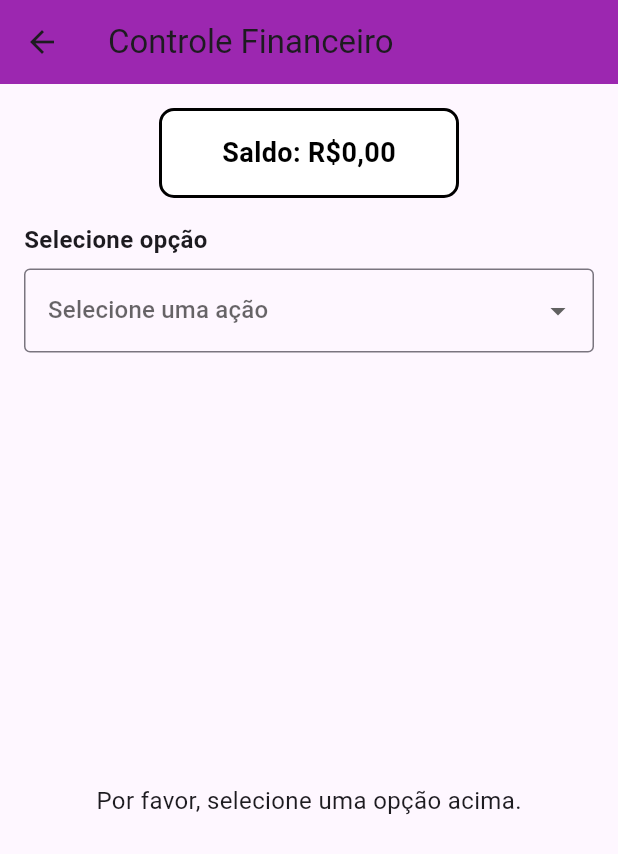
After one commit to PietroBlackDev/Estacionamento_SaoRoque, a Flutter app: the screen it shows after launch, after a tap on "Ir", on a phone screen of 412 x 824 dp. The commit adds this screen. Shown: the top 854 px of the screen. Run offline on Flutter 3.47's test engine with Material 3 defaults, Android fonts, the phone set to English and light mode, and no system bars; our stand-ins replace flutter_multi_formatter.

Commit message:
Criação da Tela e Dependencias
Criado a tela de compra de ticket/saldo, adicionado duas dependencias necessarias para deixar mais dinamico o fluxo de uso!
Verificar para passar para o projeto final!

```diff
--- /dev/null
+++ b/lib/credito_tickets/buy_ticket.dart
@@ -0,0 +1,445 @@
+import 'package:flutter/material.dart';
+import 'package:flutter/services.dart';
+import 'package:flutter_multi_formatter/flutter_multi_formatter.dart';
+
+class BuyTicket extends StatefulWidget {
+  const BuyTicket({super.key});
+
+  @override
+  State<BuyTicket> createState() => _TelaPrincipalState();
+}
+
+class _TelaPrincipalState extends State<BuyTicket> {
+  String? acaoSelecionada;
+
+  // Dados do menu dropdown principal
+  final List<String> acoes = ['Ativar Ticket', 'Comprar Crédito'];
+
+  // --- Dados para Ativar Ticket ---
+  List<String> placasCadastradas = ['ABC-1234', 'XYZ-5678', 'DEF-9876'];
+  String? placaSelecionada;
+
+  String? tempoSelecionado;
+  String validade = "14:30";
+
+  List<String> formasPagamento = [
+    'Cartão de Crédito',
+    'Cartão de Débito',
+    'Pix',
+  ];
+  String? formaPagamentoSelecionada;
+
+  // --- Dados para Comprar Crédito ---
+  TextEditingController valorCreditoController = TextEditingController();
+
+  @override
+  void dispose() {
+    valorCreditoController.dispose();
+    super.dispose();
+  }
+
+  @override
+  Widget build(BuildContext context) {
+    return Scaffold(
+      appBar: AppBar(
+        title: Text('Controle Financeiro'),
+        backgroundColor: Colors.purple,
+      ),
+      body: Padding(
+        padding: const EdgeInsets.all(16.0),
+        child: Column(
+          crossAxisAlignment: CrossAxisAlignment.start,
+          children: [
+            Center(
+              child: Container(
+                height: 60,
+                width: 200,
+                decoration: BoxDecoration(
+                  color: Colors.white,
+                  borderRadius: BorderRadius.circular(10),
+                  border: Border.all(
+                    color: Colors.black, // cor da borda
+                    width: 2, // espessura da borda
+                  ),
+                ),
+                alignment: Alignment.center,
+                child: Text(
+                  'Saldo: R\$0,00',
+                  style: TextStyle(
+                    color: Colors.black,
+                    fontWeight: FontWeight.bold,
+                    fontSize: 18,
+                  ),
+                ),
+              ),
+            ),
+
+            SizedBox(height: 16),
+
+            // Dropdown para selecionar ação
+            Text(
+              'Selecione opção',
+              style: TextStyle(fontWeight: FontWeight.bold, fontSize: 16),
+            ),
+            SizedBox(height: 8),
+            DropdownButtonFormField<String>(
+              decoration: InputDecoration(
+                border: OutlineInputBorder(),
+                contentPadding: EdgeInsets.symmetric(
+                  horizontal: 12,
+                  vertical: 16,
+                ),
+              ),
+              value: acaoSelecionada,
+              hint: Text('Selecione uma ação'),
+              onChanged: (String? novaAcao) {
+                setState(() {
+                  acaoSelecionada = novaAcao;
+
+                  // Resetar campos quando trocar a aba
+                  placaSelecionada = null;
+                  tempoSelecionado = null;
+                  formaPagamentoSelecionada = null;
+                  valorCreditoController.clear();
+                });
+              },
+              items:
+                  acoes.map((acao) {
+                    return DropdownMenuItem<String>(
+                      value: acao,
+                      child: Text(acao),
+                    );
+                  }).toList(),
+            ),
+
+            SizedBox(height: 24),
+
+            // Conteúdo condicional baseado na opção selecionada
+            Expanded(child: _buildConteudo()),
+          ],
+        ),
+      ),
+    );
+  }
+
+  Widget _buildConteudo() {
+    if (acaoSelecionada == 'Ativar Ticket') {
+      return SingleChildScrollView(
+        child: Column(
+          crossAxisAlignment: CrossAxisAlignment.start,
+          children: [
+            // Escolha uma placa
+            Text(
+              'Escolha uma placa',
+              style: TextStyle(fontWeight: FontWeight.bold, fontSize: 16),
+            ),
+            SizedBox(height: 8),
+            Row(
+              crossAxisAlignment: CrossAxisAlignment.start,
+              children: [
+                Expanded(
+                  child: DropdownButtonFormField<String>(
+                    decoration: InputDecoration(
+                      border: OutlineInputBorder(),
+                      contentPadding: EdgeInsets.symmetric(
+                        horizontal: 12,
+                        vertical: 16,
+                      ),
+                    ),
+                    value: placaSelecionada,
+                    hint: Text('Selecione uma placa'),
+                    onChanged: (String? novaPlaca) {
+                      setState(() {
+                        placaSelecionada = novaPlaca;
+                      });
+                    },
+                    items:
+                        placasCadastradas.map((placa) {
+                          return DropdownMenuItem<String>(
+                            value: placa,
+                            child: Text(placa),
+                          );
+                        }).toList(),
+                  ),
+                ),
+                SizedBox(width: 8),
+                SizedBox(
+                  height: 58,
+                  child: ElevatedButton(
+                    onPressed: () {},
+                    style: ElevatedButton.styleFrom(
+                      backgroundColor: Colors.purple,
+                      foregroundColor: Colors.white,
+                    ),
+                    child: Text('Adicionar Placa'),
+                  ),
+                ),
+              ],
+            ),
+
+            SizedBox(height: 24),
+
+            // Horário de Permanência + Validade lado a lado
+            Row(
+              crossAxisAlignment: CrossAxisAlignment.start,
+              children: [
+                Expanded(
+                  child: Column(
+                    crossAxisAlignment: CrossAxisAlignment.start,
+                    children: [
+                      Text(
+                        'Horário de Permanência',
+                        style: TextStyle(
+                          fontWeight: FontWeight.bold,
+                          fontSize: 16,
+                        ),
+                      ),
+                      SizedBox(height: 8),
+                      DropdownButtonFormField<String>(
+                        decoration: InputDecoration(
+                          border: OutlineInputBorder(),
+                          contentPadding: EdgeInsets.symmetric(
+                            horizontal: 12,
+                            vertical: 16,
+                          ),
+                        ),
+                        value: tempoSelecionado,
+                        hint: Text('Selecione o tempo'),
+                        onChanged: (String? novoTempo) {
+                          setState(() {
+                            tempoSelecionado = novoTempo;
+                            // Aqui poderia atualizar a validade dinamicamente
+                          });
+                        },
+                        items:
+                            ['1 hora', '2 horas', '3 horas'].map((tempo) {
+                              return DropdownMenuItem<String>(
+                                value: tempo,
+                                child: Text(tempo),
+                              );
+                            }).toList(),
+                      ),
+                    ],
+                  ),
+                ),
+                SizedBox(width: 16),
+                Column(
+                  crossAxisAlignment: CrossAxisAlignment.start,
+                  children: [
+                    Text(
+                      'Validade',
+                      style: TextStyle(
+                        fontWeight: FontWeight.bold,
+                        fontSize: 16,
+                      ),
+                    ),
+                    SizedBox(height: 8),
+                    Container(
+                      width: 100,
+                      padding: EdgeInsets.symmetric(
+                        horizontal: 12,
+                        vertical: 16,
+                      ),
+                      decoration: BoxDecoration(
+                        border: Border.all(color: Colors.grey),
+                        borderRadius: BorderRadius.circular(4),
+                      ),
+                      child: Text(validade, style: TextStyle(fontSize: 16)),
+                    ),
+                  ],
+                ),
+              ],
+            ),
+
+            SizedBox(height: 24),
+
+            // Formas de Pagamento + botão ao lado
+            Text(
+              'Formas de Pagamento',
+              style: TextStyle(fontWeight: FontWeight.bold, fontSize: 16),
+            ),
+            SizedBox(height: 8),
+            Row(
+              crossAxisAlignment: CrossAxisAlignment.start,
+              children: [
+                Expanded(
+                  child: DropdownButtonFormField<String>(
+                    decoration: InputDecoration(
+                      border: OutlineInputBorder(),
+                      contentPadding: EdgeInsets.symmetric(
+                        horizontal: 12,
+                        vertical: 0,
+                      ),
+                    ),
+                    value: formaPagamentoSelecionada,
+                    hint: Text('Metodo de Pagamento'),
+                    onChanged: (value) {
+                      setState(() {
+                        formaPagamentoSelecionada = value;
+                      });
+                    },
+                    items:
+                        formasPagamento.map((fp) {
+                          return DropdownMenuItem<String>(
+                            value: fp,
+                            child: Text(fp),
+                          );
+                        }).toList(),
+                  ),
+                ),
+                SizedBox(width: 8),
+                SizedBox(
+                  height: 50,
+                  child: ElevatedButton(
+                    onPressed: () {},
+                    style: ElevatedButton.styleFrom(
+                      backgroundColor: Colors.purple,
+                      foregroundColor: Colors.white,
+                      padding: EdgeInsets.symmetric(
+                        horizontal: 16,
+                      ), // controla a largura via padding
+                    ),
+                    child: Text('Cadastrar Cartão'),
+                  ),
+                ),
+              ],
+            ),
+
+            SizedBox(height: 24),
+
+            Center(
+              child: SizedBox(
+                width: double.infinity,
+                height: 60,
+                child: ElevatedButton(
+                  onPressed: () {},
+                  style: ElevatedButton.styleFrom(
+                    backgroundColor: Colors.purple,
+                    foregroundColor: Colors.white,
+                  ),
+                  child: Text('Ativar Ticket'),
+                ),
+              ),
+            ),
+          ],
+        ),
+      );
+    } else if (acaoSelecionada == 'Comprar Crédito') {
+      return SingleChildScrollView(
+        child: Column(
+          crossAxisAlignment: CrossAxisAlignment.start,
+          children: [
+            // Campo para informar valor do crédito com máscara R$000,00
+            Text(
+              'Informe o valor do crédito',
+              style: TextStyle(fontWeight: FontWeight.bold, fontSize: 16),
+            ),
+            SizedBox(height: 8),
+            TextFormField(
+              controller: valorCreditoController,
+              keyboardType: TextInputType.number,
+              inputFormatters: [
+                FilteringTextInputFormatter.digitsOnly,
+                MoneyInputFormatter(
+                  leadingSymbol: 'R\$',
+                  useSymbolPadding: true,
+                  thousandSeparator:
+                      ThousandSeparator
+                          .Period, // usa ponto como separador de milhar
+                  mantissaLength: 2,
+                ),
+              ],
+              decoration: InputDecoration(
+                border: OutlineInputBorder(),
+                hintText: 'R\$0,00',
+                contentPadding: EdgeInsets.symmetric(
+                  horizontal: 12,
+                  vertical: 16,
+                ),
+              ),
+            ),
+
+            SizedBox(height: 24),
+
+            // Formas de Pagamento + botão ao lado (igual na outra aba)
+            Text(
+              'Formas de Pagamento',
+              style: TextStyle(fontWeight: FontWeight.bold, fontSize: 16),
+            ),
+            SizedBox(height: 8),
+            Row(
+              crossAxisAlignment: CrossAxisAlignment.start,
+              children: [
+                Expanded(
+                  child: DropdownButtonFormField<String>(
+                    decoration: InputDecoration(
+                      border: OutlineInputBorder(),
+                      contentPadding: EdgeInsets.symmetric(
+                        horizontal: 12,
+                        vertical: 20,
+                      ),
+                    ),
+                    value: formaPagamentoSelecionada,
+                    hint: Text('Selecione o pagamento'),
+                    onChanged: (value) {
+                      setState(() {
+                        formaPagamentoSelecionada = value;
+                      });
+                    },
+                    items:
+                        formasPagamento.map((fp) {
+                          return DropdownMenuItem<String>(
+                            value: fp,
+                            child: Text(fp),
+                          );
+                        }).toList(),
+                  ),
+                ),
+                SizedBox(width: 8),
+                SizedBox(
+                  height: 58,
+                  child: ElevatedButton(
+                    onPressed: () {},
+                    style: ElevatedButton.styleFrom(
+                      backgroundColor: Colors.purple,
+                      foregroundColor: Colors.white,
+                      padding: EdgeInsets.symmetric(
+                        horizontal: 16,
+                      ), // controla a largura via padding
+                    ),
+                    child: Text('Cadastrar Cartão'),
+                  ),
+                ),
+              ],
+            ),
+
+            SizedBox(height: 24),
+
+            Center(
+              child: SizedBox(
+                width: double.infinity,
+                height: 60,
+                child: ElevatedButton(
+                  onPressed: () {},
+                  style: ElevatedButton.styleFrom(
+                    backgroundColor: Colors.purple,
+                    foregroundColor: Colors.white,
+                  ),
+                  child: Text('Comprar Crédito'),
+                ),
+              ),
+            ),
+          ],
+        ),
+      );
+    } else {
+      // Se nada selecionado, pode mostrar algo neutro
+      return Center(
+        child: Text(
+          'Por favor, selecione uma opção acima.',
+          style: TextStyle(fontSize: 16),
+        ),
+      );
+    }
+  }
+}
--- a/lib/main.dart
+++ b/lib/main.dart
@@ -1,4 +1,5 @@
 import 'package:flutter/material.dart';
+import 'package:flutter_application_1/credito_tickets/buy_ticket.dart';
 
 void main() {
   runApp(const MyApp());
@@ -13,40 +14,16 @@ class MyApp extends StatelessWidget {
     return MaterialApp(
       title: 'Flutter Demo',
       theme: ThemeData(
-        // This is the theme of your application.
-        //
-        // TRY THIS: Try running your application with "flutter run". You'll see
-        // the application has a purple toolbar. Then, without quitting the app,
-        // try changing the seedColor in the colorScheme below to Colors.green
-        // and then invoke "hot reload" (save your changes or press the "hot
-        // reload" button in a Flutter-supported IDE, or press "r" if you used
-        // the command line to start the app).
-        //
-        // Notice that the counter didn't reset back to zero; the application
-        // state is not lost during the reload. To reset the state, use hot
-        // restart instead.
-        //
-        // This works for code too, not just values: Most code changes can be
-        // tested with just a hot reload.
         colorScheme: ColorScheme.fromSeed(seedColor: Colors.deepPurple),
       ),
-      home: const MyHomePage(title: 'Flutter Demo Home Page'),
+      home: const MyHomePage(title: 'Pagina Felipe e Lucas'),
+      debugShowCheckedModeBanner: false,
     );
   }
 }
 
 class MyHomePage extends StatefulWidget {
   const MyHomePage({super.key, required this.title});
-
-  // This widget is the home page of your application. It is stateful, meaning
-  // that it has a State object (defined below) that contains fields that affect
-  // how it looks.
-
-  // This class is the configuration for the state. It holds the values (in this
-  // case the title) provided by the parent (in this case the App widget) and
-  // used by the build method of the State. Fields in a Widget subclass are
-  // always marked "final".
-
   final String title;
 
   @override
@@ -54,69 +31,29 @@ class MyHomePage extends StatefulWidget {
 }
 
 class _MyHomePageState extends State<MyHomePage> {
-  int _counter = 0;
-
-  void _incrementCounter() {
-    setState(() {
-      // This call to setState tells the Flutter framework that something has
-      // changed in this State, which causes it to rerun the build method below
-      // so that the display can reflect the updated values. If we changed
-      // _counter without calling setState(), then the build method would not be
-      // called again, and so nothing would appear to happen.
-      _counter++;
-    });
-  }
-
   @override
   Widget build(BuildContext context) {
-    // This method is rerun every time setState is called, for instance as done
-    // by the _incrementCounter method above.
-    //
-    // The Flutter framework has been optimized to make rerunning build methods
-    // fast, so that you can just rebuild anything that needs updating rather
-    // than having to individually change instances of widgets.
     return Scaffold(
       appBar: AppBar(
-        // TRY THIS: Try changing the color here to a specific color (to
-        // Colors.amber, perhaps?) and trigger a hot reload to see the AppBar
-        // change color while the other colors stay the same.
         backgroundColor: Theme.of(context).colorScheme.inversePrimary,
-        // Here we take the value from the MyHomePage object that was created by
-        // the App.build method, and use it to set our appbar title.
         title: Text(widget.title),
       ),
       body: Center(
-        // Center is a layout widget. It takes a single child and positions it
-        // in the middle of the parent.
         child: Column(
-          // Column is also a layout widget. It takes a list of children and
-          // arranges them vertically. By default, it sizes itself to fit its
-          // children horizontally, and tries to be as tall as its parent.
-          //
-          // Column has various properties to control how it sizes itself and
-          // how it positions its children. Here we use mainAxisAlignment to
-          // center the children vertically; the main axis here is the vertical
-          // axis because Columns are vertical (the cross axis would be
-          // horizontal).
-          //
-          // TRY THIS: Invoke "debug painting" (choose the "Toggle Debug Paint"
-          // action in the IDE, or press "p" in the console), to see the
-          // wireframe for each widget.
           mainAxisAlignment: MainAxisAlignment.center,
           children: <Widget>[
-            const Text('You have pushed the button this many times:'),
-            Text(
-              '$_counter',
-              style: Theme.of(context).textTheme.headlineMedium,
+            ElevatedButton(
+              onPressed: () {
+                Navigator.push(
+                  context,
+                  MaterialPageRoute(builder: (context) => BuyTicket()),
+                );
+              },
+              child: Text("Ir"),
             ),
           ],
         ),
       ),
-      floatingActionButton: FloatingActionButton(
-        onPressed: _incrementCounter,
-        tooltip: 'Increment',
-        child: const Icon(Icons.add),
-      ), // This trailing comma makes auto-formatting nicer for build methods.
     );
   }
 }
--- a/pubspec.yaml
+++ b/pubspec.yaml
@@ -30,6 +30,8 @@ environment:
 dependencies:
   flutter:
     sdk: flutter
+  multi_select_flutter: ^4.1.3
+  flutter_multi_formatter: ^2.0.0
 
   # The following adds the Cupertino Icons font to your application.
   # Use with the CupertinoIcons class for iOS style icons.
```
Also changed, not shown: pubspec.lock.
